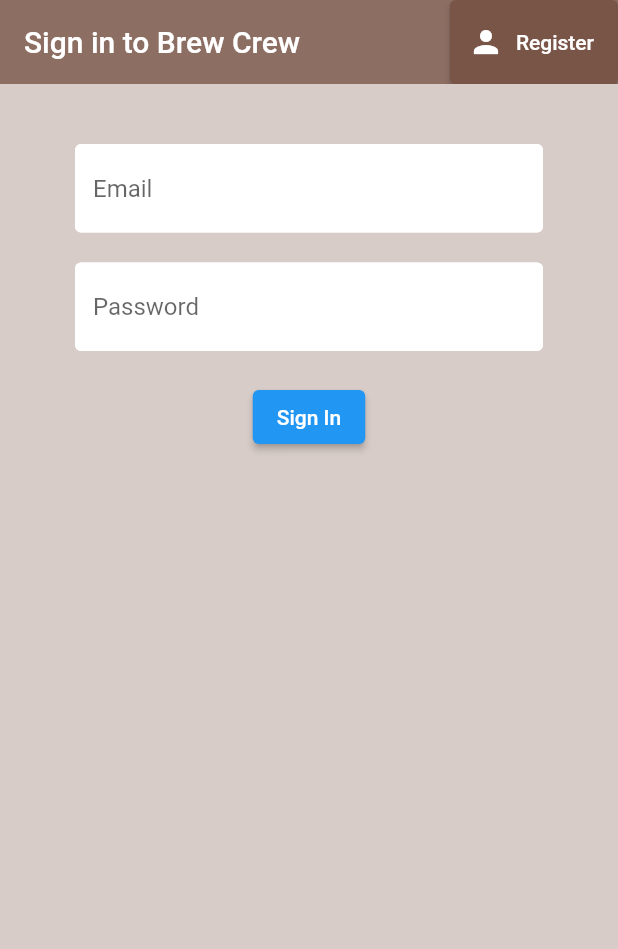
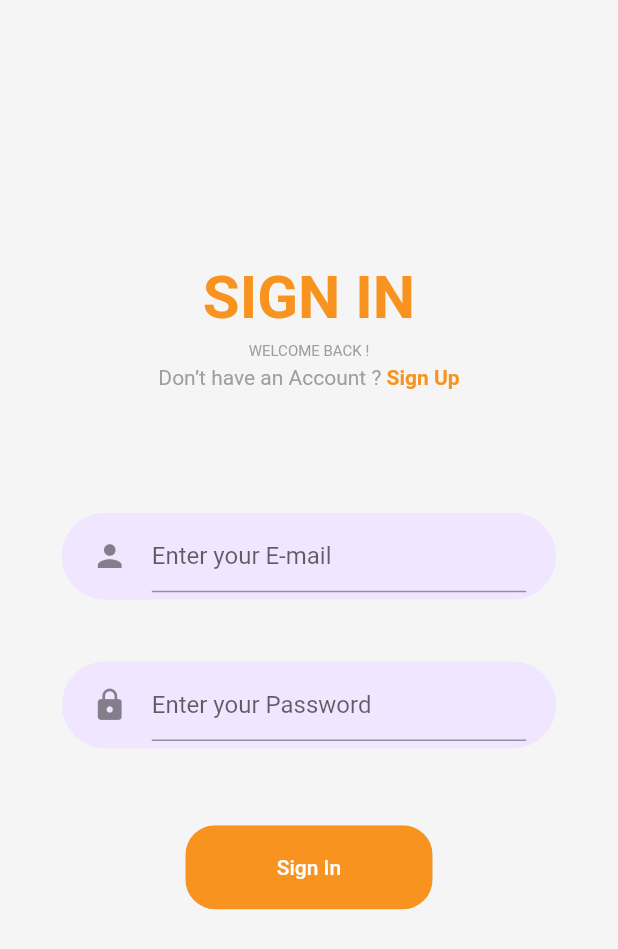
Before and after one commit to charbel-ayrouth/smartfit, a Flutter app: the screen it shows after launch, on a phone screen of 412 x 824 dp. Shown: the top 949 px of the screen. Run offline on Flutter 3.47's test engine with Material 2 defaults, Android fonts, the phone set to English and light mode, and no system bars; our stand-ins replace cloud_firestore, firebase_auth, firebase_core, flutter_spinkit; missing offline and left inert: dart:ffi; accounts and stored records are empty.

Commit message:
added styles and password confirmation

```diff
--- a/lib/main.dart
+++ b/lib/main.dart
@@ -6,6 +6,7 @@
 import 'package:smartfit/screens/wrapper.dart';
 import 'package:smartfit/services/auth.dart';
 import 'package:provider/provider.dart';
+import 'package:smartfit/shared/constants.dart';
 
 Future<void> main() async {
   WidgetsFlutterBinding.ensureInitialized();
@@ -20,7 +21,13 @@
       value: AuthService().user, // we are listening to the Stream user
       initialData: null,
       catchError: (_, __) {},
+
       child: MaterialApp(
+        debugShowCheckedModeBanner: false,
+        theme: ThemeData(
+          primaryColor: kPrimaryColor,
+          scaffoldBackgroundColor: Colors.white,
+        ),
         // anything inside Wrapper widget can access the data provided by the StreamProvider
         home: Wrapper(),
       ),
--- a/lib/screens/authenticate/sign_in.dart
+++ b/lib/screens/authenticate/sign_in.dart
@@ -2,7 +2,11 @@
 
 import 'package:firebase_auth/firebase_auth.dart';
 import 'package:flutter/material.dart';
+import 'package:smartfit/screens/authenticate/register.dart';
 import 'package:smartfit/services/auth.dart';
+import 'package:smartfit/shared/components/account_check.dart';
+import 'package:smartfit/shared/components/rounded_button.dart';
+import 'package:smartfit/shared/components/rounded_input_field.dart';
 import 'package:smartfit/shared/constants.dart';
 import 'package:smartfit/shared/loading.dart';
 
@@ -28,39 +32,43 @@
 
   @override
   Widget build(BuildContext context) {
+    Size size = MediaQuery.of(context).size;
     return loading
         ? Loading()
         : Scaffold(
-            backgroundColor: Colors.brown[100],
-            appBar: AppBar(
-              backgroundColor: Colors.brown[400],
-              elevation: 0.0,
-              title: Text('Sign in to Brew Crew'),
-              actions: [
-                ElevatedButton.icon(
-                  onPressed: () {
+            // resizeToAvoidBottomInset: false,
+            backgroundColor: Colors.grey[100],
+            body: Form(
+              key: _formkey,
+              child: Container(
+                alignment: Alignment.center,
+                child: SingleChildScrollView(
+                  child: Column(
+                    mainAxisAlignment: MainAxisAlignment.center,
+                    children: <Widget>[
+                      Text(
+                        "SIGN IN",
+                        style: TextStyle(
+                            fontWeight: FontWeight.bold,
+                            fontSize: 40,
+                            color: kPrimaryColor),
+                      ),
+                      SizedBox(height: size.height * 0.007),
+                      Text(
+                        "WELCOME BACK !",
+                        style: TextStyle(fontSize: 10, color: Colors.grey[500]),
+                      ),
+                      SizedBox(height: size.height * 0.004),
+                      AccountCheck(
+                          login: true,
+                          press: () {
                             widget.toggleView();
-                  },
-                  icon: Icon(Icons.person),
-                  label: Text("Register"),
-                  style: ElevatedButton.styleFrom(
-                    primary: Colors.brown,
-                  ),
-                ),
-              ],
-            ),
-            body: Container(
-              padding: EdgeInsets.symmetric(vertical: 20, horizontal: 50),
-              child: Form(
-                key: _formkey,
-                child: Column(
-                  children: <Widget>[
-                    SizedBox(
-                      height: 20,
-                    ),
-                    TextFormField(
-                      decoration:
-                          textInputDecoration.copyWith(hintText: "Email"),
+                          }),
+                      SizedBox(height: size.height * 0.10),
+                      RoundedInputField(
+                          hintText: "Enter your E-mail",
+                          obscureText: false,
+                          icon: Icons.person,
                           validator: (value) {
                             if (value == null || value.isEmpty) {
                               return "Please Enter an email";
@@ -71,51 +79,47 @@
                             setState(() {
                               email = value;
                             });
-                      },
+                          }),
+                      SizedBox(
+                        height: size.height * 0.05,
                       ),
-                    SizedBox(
-                      height: 20,
-                    ),
-                    TextFormField(
-                      decoration:
-                          textInputDecoration.copyWith(hintText: "Password"),
+                      RoundedInputField(
+                          hintText: "Enter your Password",
+                          icon: Icons.lock,
                           validator: (value) {
                             if (value!.length < 6) {
                               return 'Enter a password 6+ char long';
                             }
                             return null;
                           },
-                      obscureText: true,
                           onChanged: (value) {
                             setState(() {
                               password = value;
                             });
                           },
+                          obscureText: true),
+                      SizedBox(
+                        height: size.height * 0.05,
                       ),
-                    SizedBox(
-                      height: 20,
-                    ),
-                    ElevatedButton(
-                      onPressed: () async {
+                      RoundedButton(
+                        text: "Sign In",
+                        press: () async {
                           if (_formkey.currentState!.validate()) {
                             setState(() => loading = true);
                             dynamic result = await _auth
                                 .signInWithEmailAndPassword(email, password);
                             if (result == null) {
                               setState(() {
-                              error = "Coud not sign in with those credentials";
+                                error =
+                                    "Coud not sign in with those credentials";
                                 loading = false;
                               });
                             }
                           }
                         },
-                      child: Text(
-                        "Sign In",
-                        style: TextStyle(color: Colors.white),
-                      ),
                       ),
                       SizedBox(
-                      height: 12.0,
+                        height: size.height * 0.02,
                       ),
                       Text(
                         error,
@@ -128,6 +132,7 @@
                   ),
                 ),
               ),
+            ),
           );
   }
 }
--- /dev/null
+++ b/lib/shared/components/account_check.dart
@@ -0,0 +1,33 @@
+// ignore_for_file: prefer_const_constructors
+
+import 'package:flutter/material.dart';
+import 'package:smartfit/shared/constants.dart';
+
+class AccountCheck extends StatelessWidget {
+  final bool login;
+  final void Function()? press;
+  AccountCheck({required this.login, required this.press});
+
+  @override
+  Widget build(BuildContext context) {
+    return Row(
+      mainAxisAlignment: MainAxisAlignment.center,
+      children: <Widget>[
+        Text(
+          login ? "Don’t have an Account ? " : "Already have an Account ? ",
+          style: TextStyle(color: Colors.grey[500]),
+        ),
+        GestureDetector(
+          onTap: press,
+          child: Text(
+            login ? "Sign Up" : "Sign In",
+            style: TextStyle(
+              color: kPrimaryColor,
+              fontWeight: FontWeight.bold,
+            ),
+          ),
+        )
+      ],
+    );
+  }
+}
--- /dev/null
+++ b/lib/shared/components/rounded_button.dart
@@ -0,0 +1,41 @@
+import 'package:flutter/material.dart';
+import 'package:smartfit/shared/constants.dart';
+
+class RoundedButton extends StatelessWidget {
+  final String text;
+  final void Function()? press;
+  final Color? color, textColor;
+  const RoundedButton({
+    required this.text,
+    required this.press,
+    this.color = kPrimaryColor,
+    this.textColor = Colors.white,
+  });
+  @override
+  Widget build(BuildContext context) {
+    Size size = MediaQuery.of(context).size;
+    return Container(
+      margin: EdgeInsets.symmetric(vertical: 10),
+      width: size.width * 0.4,
+      child: ClipRRect(
+        borderRadius: BorderRadius.circular(20),
+        child: newElevatedButton(),
+      ),
+    );
+  }
+
+  Widget newElevatedButton() {
+    return ElevatedButton(
+      child: Text(
+        text,
+        style: TextStyle(color: textColor),
+      ),
+      onPressed: press,
+      style: ElevatedButton.styleFrom(
+          primary: color,
+          padding: EdgeInsets.symmetric(horizontal: 30, vertical: 20),
+          textStyle: TextStyle(
+              color: textColor, fontSize: 14, fontWeight: FontWeight.w500)),
+    );
+  }
+}
--- /dev/null
+++ b/lib/shared/components/rounded_input_field.dart
@@ -0,0 +1,46 @@
+import 'dart:ffi';
+
+import 'package:flutter/material.dart';
+import 'package:smartfit/shared/constants.dart';
+
+class RoundedInputField extends StatelessWidget {
+  final String hintText;
+  final IconData icon;
+  final String? Function(String?)? validator;
+  final void Function(String)? onChanged;
+  final bool obscureText;
+  final TextEditingController? controller;
+  RoundedInputField({
+    required this.hintText,
+    required this.icon,
+    required this.validator,
+    required this.onChanged,
+    required this.obscureText,
+    this.controller,
+  });
+
+  @override
+  Widget build(BuildContext context) {
+    Size size = MediaQuery.of(context).size;
+    return Container(
+      // margin: EdgeInsets.symmetric(vertical: 10),
+      padding: EdgeInsets.symmetric(horizontal: 20, vertical: 5),
+      width: size.width * 0.8,
+      decoration: BoxDecoration(
+        color: kPrimaryLightColor,
+        borderRadius: BorderRadius.circular(29),
+      ),
+      child: TextFormField(
+        obscureText: obscureText,
+        decoration: InputDecoration(
+            hintText: hintText,
+            icon: Icon(
+              icon,
+            )),
+        validator: validator,
+        onChanged: onChanged,
+        controller: controller,
+      ),
+    );
+  }
+}
--- a/lib/shared/constants.dart
+++ b/lib/shared/constants.dart
@@ -10,3 +10,6 @@
     borderSide: BorderSide(color: Colors.pink, width: 2.0),
   ),
 );
+
+const kPrimaryColor = Color(0xFFf7931e);
+const kPrimaryLightColor = Color(0xFFF1E6FF);
```
Also changed, not shown: lib/screens/authenticate/register.dart (+79 -51 lines). Lines whose indentation alone changed are shown as unchanged.
